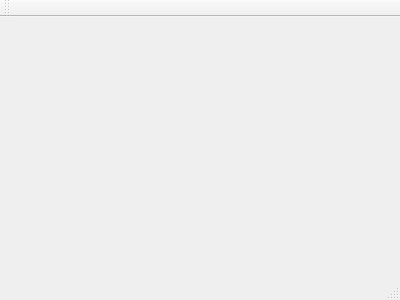
sobopark/QtDemo, file MedicalSystem/mainwindow.ui: the form before one commit.
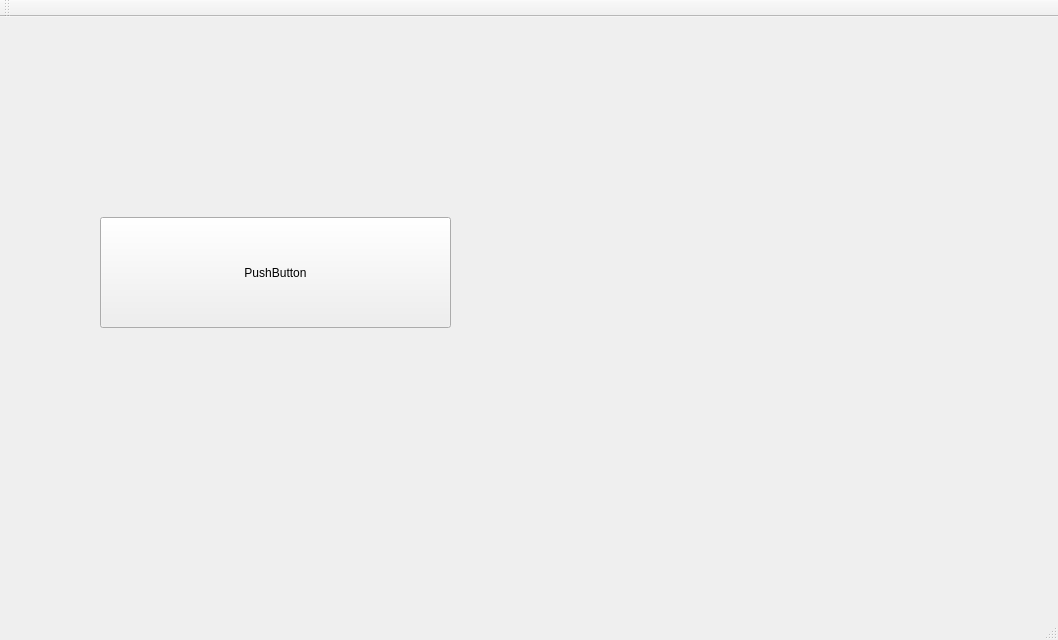
The form after the commit.

Diff of the .ui file:
```diff
--- a/MedicalSystem/mainwindow.ui
+++ b/MedicalSystem/mainwindow.ui
@@ -1,24 +1,53 @@
 <ui version="4.0">
  <class>MainWindow</class>
- <widget class="QMainWindow" name="MainWindow" >
-  <property name="geometry" >
+ <widget class="QMainWindow" name="MainWindow">
+  <property name="geometry">
    <rect>
     <x>0</x>
     <y>0</y>
-    <width>400</width>
-    <height>300</height>
+    <width>1058</width>
+    <height>640</height>
    </rect>
   </property>
   <property name="windowTitle" >
    <string>MainWindow</string>
   </property>
-  <widget class="QMenuBar" name="menuBar" />
-  <widget class="QToolBar" name="mainToolBar" />
-  <widget class="QWidget" name="centralWidget" />
-  <widget class="QStatusBar" name="statusBar" />
+  <widget class="QWidget" name="centralWidget">
+   <widget class="QPushButton" name="pushButton">
+    <property name="geometry">
+     <rect>
+      <x>100</x>
+      <y>200</y>
+      <width>351</width>
+      <height>111</height>
+     </rect>
+    </property>
+    <property name="text">
+     <string>PushButton</string>
+    </property>
+   </widget>
+  </widget>
+  <widget class="QMenuBar" name="menuBar">
+   <property name="geometry">
+    <rect>
+     <x>0</x>
+     <y>0</y>
+     <width>1058</width>
+     <height>23</height>
+    </rect>
+   </property>
+  </widget>
+  <widget class="QToolBar" name="mainToolBar">
+   <attribute name="toolBarArea">
+    <enum>TopToolBarArea</enum>
+   </attribute>
+   <attribute name="toolBarBreak">
+    <bool>false</bool>
+   </attribute>
+  </widget>
+  <widget class="QStatusBar" name="statusBar"/>
  </widget>
- <layoutDefault spacing="6" margin="11" />
- <pixmapfunction></pixmapfunction>
+ <layoutdefault spacing="6" margin="11"/>
  <resources/>
  <connections/>
 </ui>
```
Left out of the diff: 3 changed lines with no effect on the pictures.
